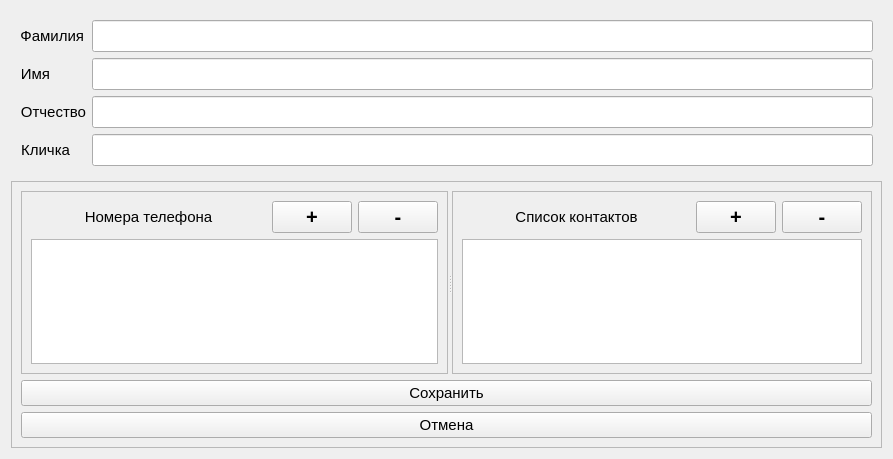
Yavlados/VKR, file EditPerson.ui: the form before one commit.
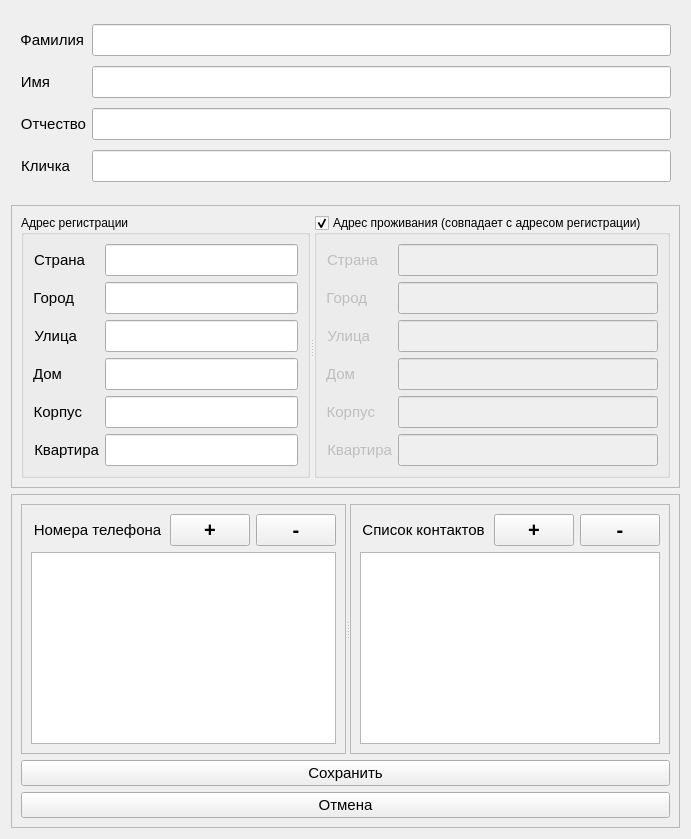
The form after the commit. Custom widgets are drawn as their Qt base class.

The edit to the form file:
```diff
--- a/EditPerson.ui
+++ b/EditPerson.ui
@@ -6,14 +6,14 @@
    <rect>
     <x>0</x>
     <y>0</y>
-    <width>893</width>
-    <height>459</height>
+    <width>691</width>
+    <height>839</height>
    </rect>
   </property>
   <property name="windowTitle">
    <string>Form</string>
   </property>
-  <layout class="QGridLayout" name="gridLayout">
+  <layout class="QGridLayout" name="gridLayout_7">
    <item row="0" column="0">
     <widget class="QFrame" name="frame_6">
      <property name="sizePolicy">
@@ -175,6 +175,525 @@
     </widget>
    </item>
    <item row="1" column="0">
+    <widget class="QFrame" name="frame_3">
+     <property name="frameShape">
+      <enum>QFrame::StyledPanel</enum>
+     </property>
+     <property name="frameShadow">
+      <enum>QFrame::Raised</enum>
+     </property>
+     <layout class="QGridLayout" name="gridLayout_5">
+      <item row="0" column="0">
+       <widget class="QSplitter" name="splitter">
+        <property name="orientation">
+         <enum>Qt::Horizontal</enum>
+        </property>
+        <widget class="QGroupBox" name="groupBox">
+         <property name="title">
+          <string>Адрес регистрации</string>
+         </property>
+         <layout class="QGridLayout" name="gridLayout">
+          <item row="0" column="0">
+           <widget class="QLabel" name="label_reg_country">
+            <property name="sizePolicy">
+             <sizepolicy hsizetype="Fixed" vsizetype="Preferred">
+              <horstretch>0</horstretch>
+              <verstretch>0</verstretch>
+             </sizepolicy>
+            </property>
+            <property name="font">
+             <font>
+              <family>Arial</family>
+              <pointsize>11</pointsize>
+             </font>
+            </property>
+            <property name="text">
+             <string>Страна</string>
+            </property>
+            <property name="alignment">
+             <set>Qt::AlignRight|Qt::AlignTrailing|Qt::AlignVCenter</set>
+            </property>
+           </widget>
+          </item>
+          <item row="0" column="1">
+           <widget class="QLineEdit" name="le_reg_country">
+            <property name="sizePolicy">
+             <sizepolicy hsizetype="Ignored" vsizetype="Fixed">
+              <horstretch>0</horstretch>
+              <verstretch>0</verstretch>
+             </sizepolicy>
+            </property>
+            <property name="font">
+             <font>
+              <pointsize>15</pointsize>
+             </font>
+            </property>
+           </widget>
+          </item>
+          <item row="1" column="0">
+           <widget class="QLabel" name="label_reg_city">
+            <property name="sizePolicy">
+             <sizepolicy hsizetype="Fixed" vsizetype="Preferred">
+              <horstretch>0</horstretch>
+              <verstretch>0</verstretch>
+             </sizepolicy>
+            </property>
+            <property name="font">
+             <font>
+              <family>Arial</family>
+              <pointsize>11</pointsize>
+             </font>
+            </property>
+            <property name="text">
+             <string>Город</string>
+            </property>
+            <property name="alignment">
+             <set>Qt::AlignRight|Qt::AlignTrailing|Qt::AlignVCenter</set>
+            </property>
+           </widget>
+          </item>
+          <item row="1" column="1">
+           <widget class="QLineEdit" name="le_reg_city">
+            <property name="sizePolicy">
+             <sizepolicy hsizetype="Ignored" vsizetype="Fixed">
+              <horstretch>0</horstretch>
+              <verstretch>0</verstretch>
+             </sizepolicy>
+            </property>
+            <property name="font">
+             <font>
+              <pointsize>15</pointsize>
+             </font>
+            </property>
+           </widget>
+          </item>
+          <item row="2" column="0">
+           <widget class="QLabel" name="label_reg_street">
+            <property name="sizePolicy">
+             <sizepolicy hsizetype="Fixed" vsizetype="Preferred">
+              <horstretch>0</horstretch>
+              <verstretch>0</verstretch>
+             </sizepolicy>
+            </property>
+            <property name="font">
+             <font>
+              <family>Arial</family>
+              <pointsize>11</pointsize>
+             </font>
+            </property>
+            <property name="text">
+             <string>Улица</string>
+            </property>
+            <property name="alignment">
+             <set>Qt::AlignRight|Qt::AlignTrailing|Qt::AlignVCenter</set>
+            </property>
+           </widget>
+          </item>
+          <item row="2" column="1">
+           <widget class="QLineEdit" name="le_reg_street">
+            <property name="sizePolicy">
+             <sizepolicy hsizetype="Ignored" vsizetype="Fixed">
+              <horstretch>0</horstretch>
+              <verstretch>0</verstretch>
+             </sizepolicy>
+            </property>
+            <property name="font">
+             <font>
+              <pointsize>15</pointsize>
+             </font>
+            </property>
+           </widget>
+          </item>
+          <item row="3" column="0">
+           <widget class="QLabel" name="label_reg_house">
+            <property name="sizePolicy">
+             <sizepolicy hsizetype="Fixed" vsizetype="Preferred">
+              <horstretch>0</horstretch>
+              <verstretch>0</verstretch>
+             </sizepolicy>
+            </property>
+            <property name="font">
+             <font>
+              <family>Arial</family>
+              <pointsize>11</pointsize>
+             </font>
+            </property>
+            <property name="text">
+             <string>Дом</string>
+            </property>
+            <property name="alignment">
+             <set>Qt::AlignRight|Qt::AlignTrailing|Qt::AlignVCenter</set>
+            </property>
+           </widget>
+          </item>
+          <item row="3" column="1">
+           <widget class="QLineEdit" name="le_reg_house">
+            <property name="sizePolicy">
+             <sizepolicy hsizetype="Ignored" vsizetype="Fixed">
+              <horstretch>0</horstretch>
+              <verstretch>0</verstretch>
+             </sizepolicy>
+            </property>
+            <property name="font">
+             <font>
+              <pointsize>15</pointsize>
+             </font>
+            </property>
+           </widget>
+          </item>
+          <item row="4" column="0">
+           <widget class="QLabel" name="label_reg_corp">
+            <property name="sizePolicy">
+             <sizepolicy hsizetype="Fixed" vsizetype="Preferred">
+              <horstretch>0</horstretch>
+              <verstretch>0</verstretch>
+             </sizepolicy>
+            </property>
+            <property name="font">
+             <font>
+              <family>Arial</family>
+              <pointsize>11</pointsize>
+             </font>
+            </property>
+            <property name="text">
+             <string>Корпус</string>
+            </property>
+            <property name="alignment">
+             <set>Qt::AlignRight|Qt::AlignTrailing|Qt::AlignVCenter</set>
+            </property>
+           </widget>
+          </item>
+          <item row="4" column="1">
+           <widget class="QLineEdit" name="le_reg_corp">
+            <property name="sizePolicy">
+             <sizepolicy hsizetype="Ignored" vsizetype="Fixed">
+              <horstretch>0</horstretch>
+              <verstretch>0</verstretch>
+             </sizepolicy>
+            </property>
+            <property name="font">
+             <font>
+              <pointsize>15</pointsize>
+             </font>
+            </property>
+           </widget>
+          </item>
+          <item row="5" column="0">
+           <widget class="QLabel" name="label_reg_flat">
+            <property name="sizePolicy">
+             <sizepolicy hsizetype="Fixed" vsizetype="Preferred">
+              <horstretch>0</horstretch>
+              <verstretch>0</verstretch>
+             </sizepolicy>
+            </property>
+            <property name="font">
+             <font>
+              <family>Arial</family>
+              <pointsize>11</pointsize>
+             </font>
+            </property>
+            <property name="text">
+             <string>Квартира</string>
+            </property>
+            <property name="alignment">
+             <set>Qt::AlignRight|Qt::AlignTrailing|Qt::AlignVCenter</set>
+            </property>
+           </widget>
+          </item>
+          <item row="5" column="1">
+           <widget class="QLineEdit" name="le_reg_flat">
+            <property name="sizePolicy">
+             <sizepolicy hsizetype="Ignored" vsizetype="Fixed">
+              <horstretch>0</horstretch>
+              <verstretch>0</verstretch>
+             </sizepolicy>
+            </property>
+            <property name="font">
+             <font>
+              <pointsize>15</pointsize>
+             </font>
+            </property>
+           </widget>
+          </item>
+         </layout>
+        </widget>
+        <widget class="QGroupBox" name="gb_adress_liv">
+         <property name="title">
+          <string>Адрес проживания (совпадает с адресом регистрации)</string>
+         </property>
+         <property name="checkable">
+          <bool>true</bool>
+         </property>
+         <property name="checked">
+          <bool>true</bool>
+         </property>
+         <layout class="QGridLayout" name="gridLayout_2">
+          <item row="0" column="0">
+           <widget class="QLabel" name="label_liv_coutry">
+            <property name="enabled">
+             <bool>false</bool>
+            </property>
+            <property name="sizePolicy">
+             <sizepolicy hsizetype="Fixed" vsizetype="Preferred">
+              <horstretch>0</horstretch>
+              <verstretch>0</verstretch>
+             </sizepolicy>
+            </property>
+            <property name="font">
+             <font>
+              <family>Arial</family>
+              <pointsize>11</pointsize>
+             </font>
+            </property>
+            <property name="text">
+             <string>Страна</string>
+            </property>
+            <property name="alignment">
+             <set>Qt::AlignRight|Qt::AlignTrailing|Qt::AlignVCenter</set>
+            </property>
+           </widget>
+          </item>
+          <item row="0" column="1">
+           <widget class="QLineEdit" name="le_liv_country">
+            <property name="enabled">
+             <bool>false</bool>
+            </property>
+            <property name="sizePolicy">
+             <sizepolicy hsizetype="Ignored" vsizetype="Fixed">
+              <horstretch>0</horstretch>
+              <verstretch>0</verstretch>
+             </sizepolicy>
+            </property>
+            <property name="font">
+             <font>
+              <pointsize>15</pointsize>
+             </font>
+            </property>
+           </widget>
+          </item>
+          <item row="1" column="0">
+           <widget class="QLabel" name="label_liv_city">
+            <property name="enabled">
+             <bool>false</bool>
+            </property>
+            <property name="sizePolicy">
+             <sizepolicy hsizetype="Fixed" vsizetype="Preferred">
+              <horstretch>0</horstretch>
+              <verstretch>0</verstretch>
+             </sizepolicy>
+            </property>
+            <property name="font">
+             <font>
+              <family>Arial</family>
+              <pointsize>11</pointsize>
+             </font>
+            </property>
+            <property name="text">
+             <string>Город</string>
+            </property>
+            <property name="alignment">
+             <set>Qt::AlignRight|Qt::AlignTrailing|Qt::AlignVCenter</set>
+            </property>
+           </widget>
+          </item>
+          <item row="1" column="1">
+           <widget class="QLineEdit" name="le_liv_city">
+            <property name="enabled">
+             <bool>false</bool>
+            </property>
+            <property name="sizePolicy">
+             <sizepolicy hsizetype="Ignored" vsizetype="Fixed">
+              <horstretch>0</horstretch>
+              <verstretch>0</verstretch>
+             </sizepolicy>
+            </property>
+            <property name="font">
+             <font>
+              <pointsize>15</pointsize>
+             </font>
+            </property>
+           </widget>
+          </item>
+          <item row="2" column="0">
+           <widget class="QLabel" name="label_liv_street">
+            <property name="enabled">
+             <bool>false</bool>
+            </property>
+            <property name="sizePolicy">
+             <sizepolicy hsizetype="Fixed" vsizetype="Preferred">
+              <horstretch>0</horstretch>
+              <verstretch>0</verstretch>
+             </sizepolicy>
+            </property>
+            <property name="font">
+             <font>
+              <family>Arial</family>
+              <pointsize>11</pointsize>
+             </font>
+            </property>
+            <property name="text">
+             <string>Улица</string>
+            </property>
+            <property name="alignment">
+             <set>Qt::AlignRight|Qt::AlignTrailing|Qt::AlignVCenter</set>
+            </property>
+           </widget>
+          </item>
+          <item row="2" column="1">
+           <widget class="QLineEdit" name="le_liv_street">
+            <property name="enabled">
+             <bool>false</bool>
+            </property>
+            <property name="sizePolicy">
+             <sizepolicy hsizetype="Ignored" vsizetype="Fixed">
+              <horstretch>0</horstretch>
+              <verstretch>0</verstretch>
+             </sizepolicy>
+            </property>
+            <property name="font">
+             <font>
+              <pointsize>15</pointsize>
+             </font>
+            </property>
+           </widget>
+          </item>
+          <item row="3" column="0">
+           <widget class="QLabel" name="label_liv_house">
+            <property name="enabled">
+             <bool>false</bool>
+            </property>
+            <property name="sizePolicy">
+             <sizepolicy hsizetype="Fixed" vsizetype="Preferred">
+              <horstretch>0</horstretch>
+              <verstretch>0</verstretch>
+             </sizepolicy>
+            </property>
+            <property name="font">
+             <font>
+              <family>Arial</family>
+              <pointsize>11</pointsize>
+             </font>
+            </property>
+            <property name="text">
+             <string>Дом</string>
+            </property>
+            <property name="alignment">
+             <set>Qt::AlignRight|Qt::AlignTrailing|Qt::AlignVCenter</set>
+            </property>
+           </widget>
+          </item>
+          <item row="3" column="1">
+           <widget class="QLineEdit" name="le_liv_house">
+            <property name="enabled">
+             <bool>false</bool>
+            </property>
+            <property name="sizePolicy">
+             <sizepolicy hsizetype="Ignored" vsizetype="Fixed">
+              <horstretch>0</horstretch>
+              <verstretch>0</verstretch>
+             </sizepolicy>
+            </property>
+            <property name="font">
+             <font>
+              <pointsize>15</pointsize>
+             </font>
+            </property>
+           </widget>
+          </item>
+          <item row="4" column="0">
+           <widget class="QLabel" name="label_liv_corp">
+            <property name="enabled">
+             <bool>false</bool>
+            </property>
+            <property name="sizePolicy">
+             <sizepolicy hsizetype="Fixed" vsizetype="Preferred">
+              <horstretch>0</horstretch>
+              <verstretch>0</verstretch>
+             </sizepolicy>
+            </property>
+            <property name="font">
+             <font>
+              <family>Arial</family>
+              <pointsize>11</pointsize>
+             </font>
+            </property>
+            <property name="text">
+             <string>Корпус</string>
+            </property>
+            <property name="alignment">
+             <set>Qt::AlignRight|Qt::AlignTrailing|Qt::AlignVCenter</set>
+            </property>
+           </widget>
+          </item>
+          <item row="4" column="1">
+           <widget class="QLineEdit" name="le_liv_corp">
+            <property name="enabled">
+             <bool>false</bool>
+            </property>
+            <property name="sizePolicy">
+             <sizepolicy hsizetype="Ignored" vsizetype="Fixed">
+              <horstretch>0</horstretch>
+              <verstretch>0</verstretch>
+             </sizepolicy>
+            </property>
+            <property name="font">
+             <font>
+              <pointsize>15</pointsize>
+             </font>
+            </property>
+           </widget>
+          </item>
+          <item row="5" column="0">
+           <widget class="QLabel" name="label_liv_flat">
+            <property name="enabled">
+             <bool>false</bool>
+            </property>
+            <property name="sizePolicy">
+             <sizepolicy hsizetype="Fixed" vsizetype="Preferred">
+              <horstretch>0</horstretch>
+              <verstretch>0</verstretch>
+             </sizepolicy>
+            </property>
+            <property name="font">
+             <font>
+              <family>Arial</family>
+              <pointsize>11</pointsize>
+             </font>
+            </property>
+            <property name="text">
+             <string>Квартира</string>
+            </property>
+            <property name="alignment">
+             <set>Qt::AlignRight|Qt::AlignTrailing|Qt::AlignVCenter</set>
+            </property>
+           </widget>
+          </item>
+          <item row="5" column="1">
+           <widget class="QLineEdit" name="le_liv_flat">
+            <property name="enabled">
+             <bool>false</bool>
+            </property>
+            <property name="sizePolicy">
+             <sizepolicy hsizetype="Ignored" vsizetype="Fixed">
+              <horstretch>0</horstretch>
+              <verstretch>0</verstretch>
+             </sizepolicy>
+            </property>
+            <property name="font">
+             <font>
+              <pointsize>15</pointsize>
+             </font>
+            </property>
+           </widget>
+          </item>
+         </layout>
+        </widget>
+       </widget>
+      </item>
+     </layout>
+    </widget>
+   </item>
+   <item row="2" column="0">
     <widget class="QFrame" name="frame_2">
      <property name="frameShape">
       <enum>QFrame::StyledPanel</enum>
```
Left out of the diff: 15 changed lines with no effect on the pictures.
